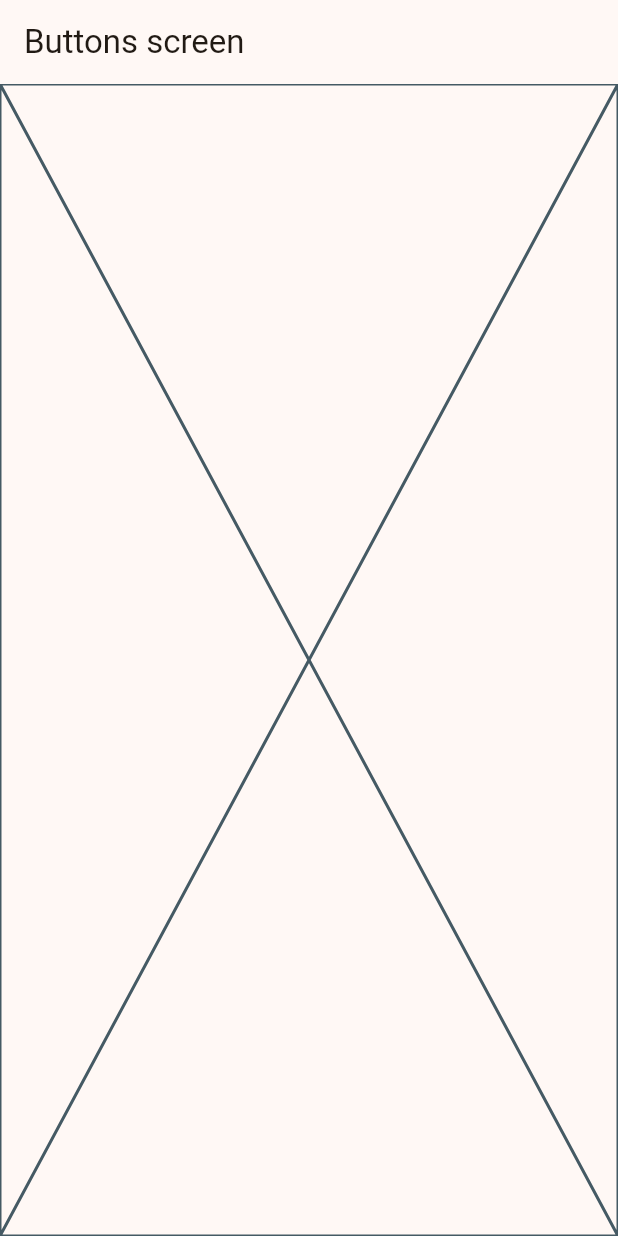
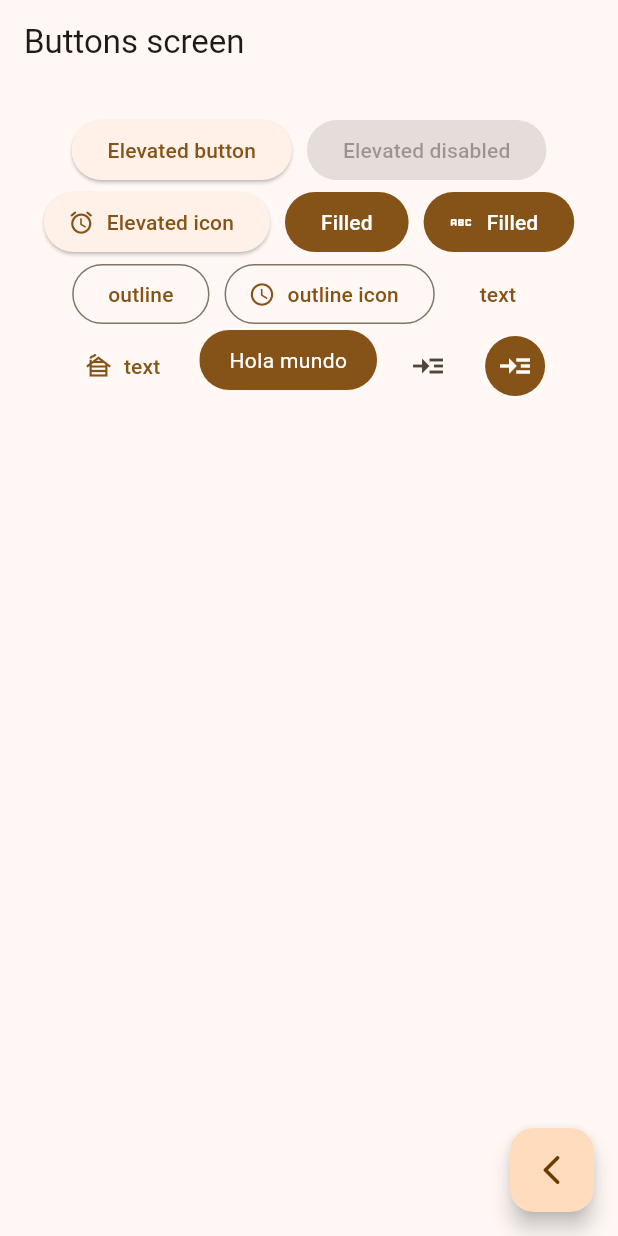
Before and after one commit to pabloruizaltuzara/widgets_app, a Flutter app: the ButtonsScreen screen opened by its route, on a phone screen of 412 x 824 dp. Run offline on Flutter 3.47's test engine with Material 3 defaults, Android fonts, the phone set to English and light mode, and no system bars; our stand-ins replace go_router.

Commit message:
buttons module  finish

```diff
--- a/lib/config/router/app_router.dart
+++ b/lib/config/router/app_router.dart
@@ -6,14 +6,17 @@ final appRouter = GoRouter(
   routes:[
     GoRoute(
       path: '/',
+      name: HomeScreen.name,
       builder: (context, state) => const HomeScreen(),
     ),
     GoRoute(
       path: '/buttons',
+      name: ButtonsScreen.name,
       builder: (context, state) => const ButtonsScreen(),
     ),
     GoRoute(
       path: '/cards',
+      name: CardsScreen.name,
       builder: (context, state) => const CardsScreen(),
     ),
   ]
--- a/lib/presentation/screens/buttons/buttons_screen.dart
+++ b/lib/presentation/screens/buttons/buttons_screen.dart
@@ -1,6 +1,8 @@
 import 'package:flutter/material.dart';
+import 'package:go_router/go_router.dart';
 
 class ButtonsScreen extends StatelessWidget {
+  static const String name = 'buttons_screen';
   const ButtonsScreen({super.key});
 
   @override
@@ -9,7 +11,101 @@ class ButtonsScreen extends StatelessWidget {
       appBar: AppBar(
         title: const Text('Buttons screen'),
       ),
-      body: const Placeholder(),
+      body: _ButtonsView(),
+      floatingActionButton: FloatingActionButton(
+        onPressed: () {
+          context.pop();
+        },
+        child: const Icon(Icons.arrow_back_ios_rounded),
+      ),
     );
   }
 }
+
+class _ButtonsView extends StatelessWidget {
+  const _ButtonsView();
+
+  @override
+  Widget build(BuildContext context) {
+    final colors = Theme.of(context).colorScheme;
+
+    return SizedBox(
+      width: double.infinity,
+      child: Padding(
+        padding: const EdgeInsets.symmetric(horizontal: 10, vertical: 20),
+        child: Wrap(
+          spacing: 10,
+          alignment: WrapAlignment.center,
+          children: [
+            ElevatedButton(
+                onPressed: () {}, child: const Text('Elevated button')),
+            const ElevatedButton(
+                onPressed: null, child: Text('Elevated disabled')),
+            ElevatedButton.icon(
+              onPressed: () {},
+              icon: const Icon(Icons.access_alarm_rounded),
+              label: const Text('Elevated icon'),
+            ),
+            FilledButton(onPressed: () {}, child: const Text('Filled')),
+            FilledButton.icon(
+                icon: const Icon(Icons.abc_rounded),
+                onPressed: () {},
+                label: const Text('Filled')),
+            OutlinedButton(onPressed: () {}, child: const Text('outline')),
+            OutlinedButton.icon(
+                icon: const Icon(Icons.access_time_outlined),
+                onPressed: () {},
+                label: const Text('outline icon')),
+            TextButton(onPressed: () {}, child: const Text('text')),
+            TextButton.icon(
+                onPressed: () {},
+                icon: const Icon(Icons.cabin_outlined),
+                label: const Text('text')),
+
+            const Custombutton(),
+
+
+            IconButton(
+                onPressed: () {}, icon: const Icon(Icons.read_more_outlined)),
+            IconButton(
+              onPressed: () {},
+              icon: const Icon(Icons.read_more_outlined),
+              style: ButtonStyle(
+                backgroundColor: MaterialStatePropertyAll(colors.primary),
+                iconColor: const MaterialStatePropertyAll(Colors.white),
+              ),
+            )
+          ],
+        ),
+      ),
+    );
+  }
+}
+
+class Custombutton extends StatelessWidget {
+  const Custombutton({super.key});
+
+  @override
+  Widget build(BuildContext context) {
+
+    final colors = Theme.of(context).colorScheme;
+
+    return ClipRRect(
+      borderRadius: BorderRadius.circular(20),
+      child: Material(
+        color: colors.primary,
+        child: InkWell(
+          onTap: (){},
+          child: Padding(
+            padding: const EdgeInsets.symmetric(horizontal: 20, vertical: 10),
+            child: Text('Hola mundo',
+              style: TextStyle(
+                color: Colors.white
+              ),
+            ),
+          ),
+        ),
+      ),
+    );
+  }
+}
--- a/lib/presentation/screens/cards/cards_screen.dart
+++ b/lib/presentation/screens/cards/cards_screen.dart
@@ -1,6 +1,10 @@
 import 'package:flutter/material.dart';
 
 class CardsScreen extends StatelessWidget {
+
+  static const String name = 'cards_screen';
+
+
   const CardsScreen({super.key});
 
   @override
--- a/lib/presentation/screens/home/home_screen.dart
+++ b/lib/presentation/screens/home/home_screen.dart
@@ -1,8 +1,11 @@
 import 'package:flutter/material.dart';
 import 'package:go_router/go_router.dart';
 import 'package:widgets_app/config/menu/menu_items.dart';
+import 'package:widgets_app/presentation/screens/cards/cards_screen.dart';
 
 class HomeScreen extends StatelessWidget {
+  static const String name = 'home_screen';
+
   const HomeScreen({super.key});
 
   @override
@@ -59,6 +62,9 @@ class _CustomListTile extends StatelessWidget {
 
         //Navigator.pushNamed(context, item.link);
 
+
+        //estas dos ultimas son partes de GoRouter
+        //context.pushNamed(CardsScreen.name);
         context.push(item.link);
       },
     );
```
